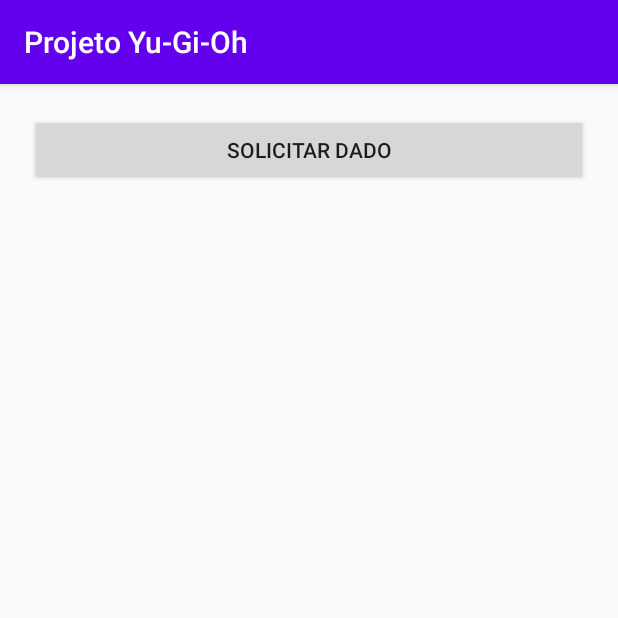
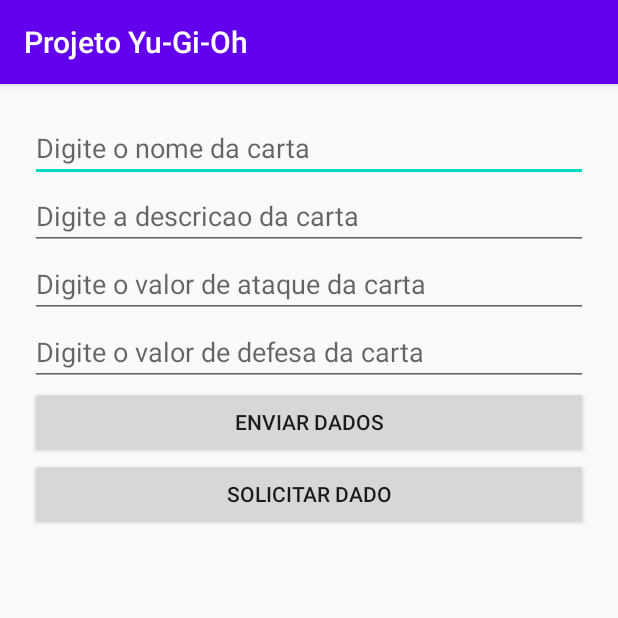
Before and after one commit to roblemes/Projeto-YuGiOh, an Android app: the screen it shows after launch (MainActivity), after a tap on "SOLICITAR DADO", on a phone screen of 412 x 824 dp, the top half of it. Run offline under Robolectric (Android 15) with nearby library versions, the phone set to English and light mode, and no system bars; our stand-ins replace Volley; network calls fail.

Commit message:
adicionada função enviar dados

```diff
--- a/app/src/main/java/com/example/projetoyu_gi_oh/MainActivity.java
+++ b/app/src/main/java/com/example/projetoyu_gi_oh/MainActivity.java
@@ -4,6 +4,7 @@ import androidx.appcompat.app.AppCompatActivity;
 
 import android.os.Bundle;
 import android.view.View;
+import android.widget.EditText;
 import android.widget.TextView;
 
 import com.android.volley.AuthFailureError;
@@ -24,7 +25,11 @@ import java.util.Map;
 public class MainActivity extends AppCompatActivity {
 
     TextView textResult;
-//List<Carta> cartasList;
+    //List<Carta> cartasList;
+    EditText inputNome;
+    EditText inputDescricao;
+    EditText inputAtaque;
+    EditText inputDefesa;
 
     @Override
     protected void onCreate(Bundle savedInstanceState) {
@@ -32,9 +37,13 @@ public class MainActivity extends AppCompatActivity {
         setContentView(R.layout.activity_main);
         //cartasList = new ArrayList<>();
         textResult = findViewById(R.id.textResult);
+        inputNome = findViewById(R.id.inputNome);
+        inputDescricao = findViewById(R.id.inputDescricao);
+        inputAtaque = findViewById(R.id.inputAtaque);
+        inputDefesa = findViewById(R.id.inputDefesa);
     }
 
-    public void SolicitarDado(View view) {
+    public void solicitarDado(View view) {
         RequestQueue queue = Volley.newRequestQueue(this);
         textResult.setText("Carregando..");
         String url = "http://10.0.2.2:8000/cartas/";
@@ -90,4 +99,52 @@ public class MainActivity extends AppCompatActivity {
 
         queue.add(request);
     }
+
+    public void enviarDados(View view) {
+        RequestQueue queue = Volley.newRequestQueue(this);
+        //textResult.setText("Carregando..");
+        String url = "http://10.0.2.2:8000/cartas/";
+
+        String nomeC = inputNome.getText().toString();
+        String descC = inputDescricao.getText().toString();
+        String atkC = inputAtaque.getText().toString();
+        String defC = inputDefesa.getText().toString();
+
+        JSONObject cartaObj = new JSONObject();
+        try {
+            cartaObj.put("cartas_nome", nomeC);
+            cartaObj.put("cartas_descricao", descC);
+            cartaObj.put("cartas_atk", atkC);
+            cartaObj.put("cartas_def", defC);
+        } catch (JSONException e) {
+            e.printStackTrace();
+        }
+
+        JsonObjectRequest request = new JsonObjectRequest(Request.Method.POST,
+                url,
+                cartaObj,
+                new Response.Listener<JSONObject>() {
+                    @Override
+                    public void onResponse(JSONObject response) {
+                        textResult.setText(response.toString());
+                    }
+                },
+                new Response.ErrorListener() {
+                    @Override
+                    public void onErrorResponse(VolleyError error) {
+                        textResult.setText(error.getMessage());
+                    }
+                }
+        ) {
+            @Override
+            public Map<String, String> getHeaders() throws AuthFailureError {
+                Map<String, String> params = new HashMap<String, String>();
+                params.put("X-Api-Key", "JISBaIhz.yJTHqlcL0xjdfWOgMzDOXTxzPYy4aAMm");
+
+                return params;
+            }
+        };
+
+        queue.add(request);
+    }
 }
--- a/app/src/main/res/layout/activity_main.xml
+++ b/app/src/main/res/layout/activity_main.xml
@@ -12,9 +12,38 @@
     android:padding="20dp"
     tools:context=".MainActivity">
 
+    <EditText
+        android:id="@+id/inputNome"
+        android:layout_width="match_parent"
+        android:layout_height="wrap_content"
+        android:hint="Digite o nome da carta" />
+
+    <EditText
+        android:id="@+id/inputDescricao"
+        android:layout_width="match_parent"
+        android:layout_height="wrap_content"
+        android:hint="Digite a descricao da carta" />
+
+    <EditText
+        android:id="@+id/inputAtaque"
+        android:layout_width="match_parent"
+        android:layout_height="wrap_content"
+        android:hint="Digite o valor de ataque da carta" />
+
+    <EditText
+        android:id="@+id/inputDefesa"
+        android:layout_width="match_parent"
+        android:layout_height="wrap_content"
+        android:hint="Digite o valor de defesa da carta" />
 
     <Button
-        android:onClick="SolicitarDado"
+        android:onClick="enviarDados"
+        android:text="Enviar dados"
+        android:layout_width="match_parent"
+        android:layout_height="wrap_content"/>
+
+    <Button
+        android:onClick="solicitarDado"
         android:layout_width="match_parent"
         android:layout_height="wrap_content"
         android:text="Solicitar dado"/>
```
